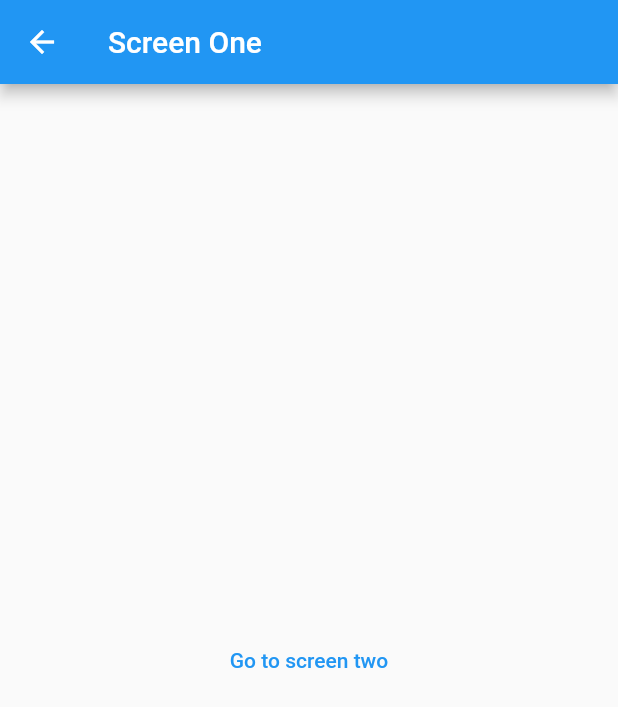
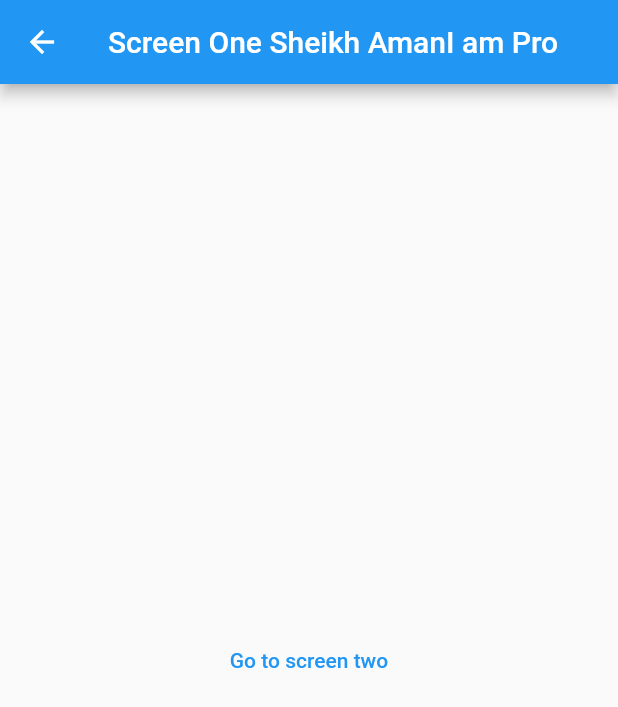
Before and after one commit to SheikhAman/getx, a Flutter app: the screen it shows after launch, after a tap on "Go to next screen", on a phone screen of 412 x 824 dp. Shown: the top 707 px of the screen. Run offline on Flutter 3.47's test engine with Material 2 defaults, Android fonts, the phone set to English and light mode, and no system bars; our stand-ins replace get.

Commit message:
getx argument passed

```diff
--- a/lib/home_screen.dart
+++ b/lib/home_screen.dart
@@ -45,7 +45,9 @@ class _HomeScreenState extends State<HomeScreen> {
           TextButton(
             onPressed: () {
               //  Get.to(ScreenOne( name: ' Sheikh Aman',  ));
-              Get.toNamed('/screenOne', arguments: 'Sheikh Aman');
+
+              // argument pass
+              Get.toNamed('/screenOne', arguments: ['Sheikh Aman', 'I am Pro']);
               // Navigator.push(
               //   context,
               //   MaterialPageRoute(builder: (context) => ScreenOne()),
--- a/lib/main.dart
+++ b/lib/main.dart
@@ -21,6 +21,7 @@ class MyApp extends StatelessWidget {
         primarySwatch: Colors.blue,
       ),
       home: HomeScreen(),
+      // initialRoute: '/',
       getPages: [
         GetPage(
           name: '/',
--- a/lib/screen_one.dart
+++ b/lib/screen_one.dart
@@ -15,7 +15,7 @@ class _ScreenOneState extends State<ScreenOne> {
   Widget build(BuildContext context) {
     return Scaffold(
       appBar: AppBar(
-        title: Text('Screen One' + widget.name),
+        title: Text('Screen One ' + Get.arguments[0] + Get.arguments[1]),
       ),
       body: Column(
         mainAxisAlignment: MainAxisAlignment.center,
```
